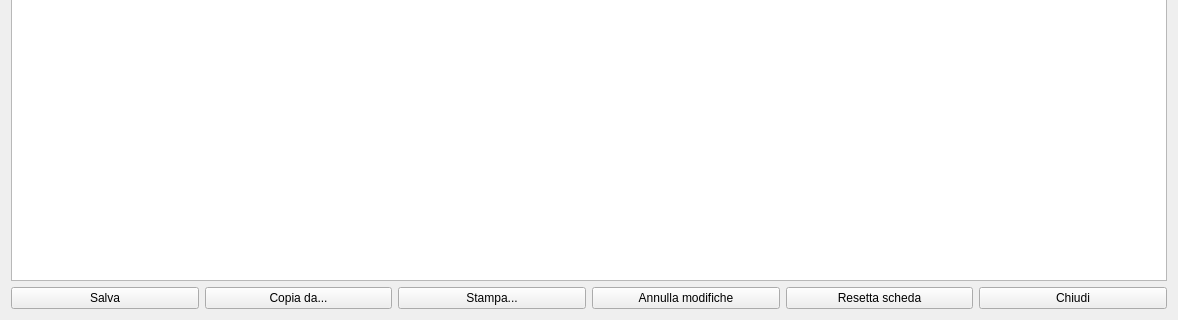
This is hnschede.ui in fblabs/hamlet-mod-sancon as Qt 5 draws it before an edit; both pictures show x 0 to 1178 and y 353 to 673 of the 1178 by 673 pixel window. The edited form follows.
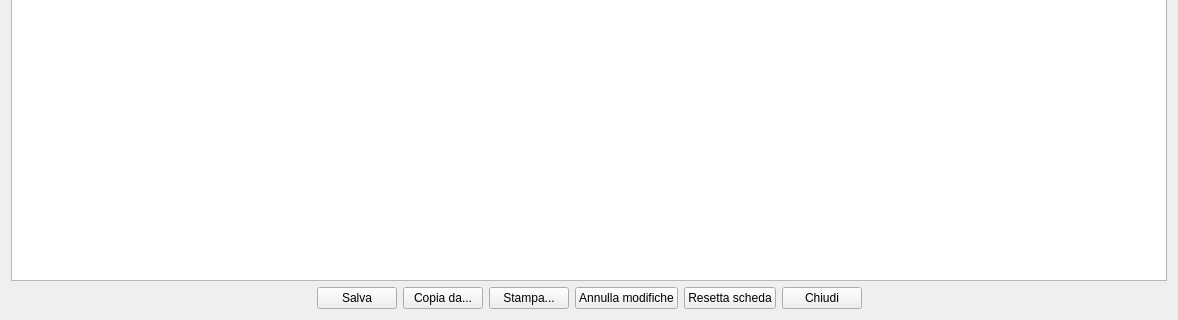
This is the edited form. Icons and pictures are not drawn.

The edit to the form file:
```diff
--- a/hnschede.ui
+++ b/hnschede.ui
@@ -331,6 +331,19 @@
    </item>
    <item>
     <layout class="QHBoxLayout" name="horizontalLayout_2">
+     <item>
+      <spacer name="horizontalSpacer_2">
+       <property name="orientation">
+        <enum>Qt::Horizontal</enum>
+       </property>
+       <property name="sizeHint" stdset="0">
+        <size>
+         <width>40</width>
+         <height>20</height>
+        </size>
+       </property>
+      </spacer>
+     </item>
      <item>
       <widget class="QPushButton" name="pbsave">
        <property name="text">
@@ -433,6 +446,19 @@
        </property>
       </widget>
      </item>
+     <item>
+      <spacer name="horizontalSpacer_3">
+       <property name="orientation">
+        <enum>Qt::Horizontal</enum>
+       </property>
+       <property name="sizeHint" stdset="0">
+        <size>
+         <width>40</width>
+         <height>20</height>
+        </size>
+       </property>
+      </spacer>
+     </item>
     </layout>
    </item>
   </layout>
```
